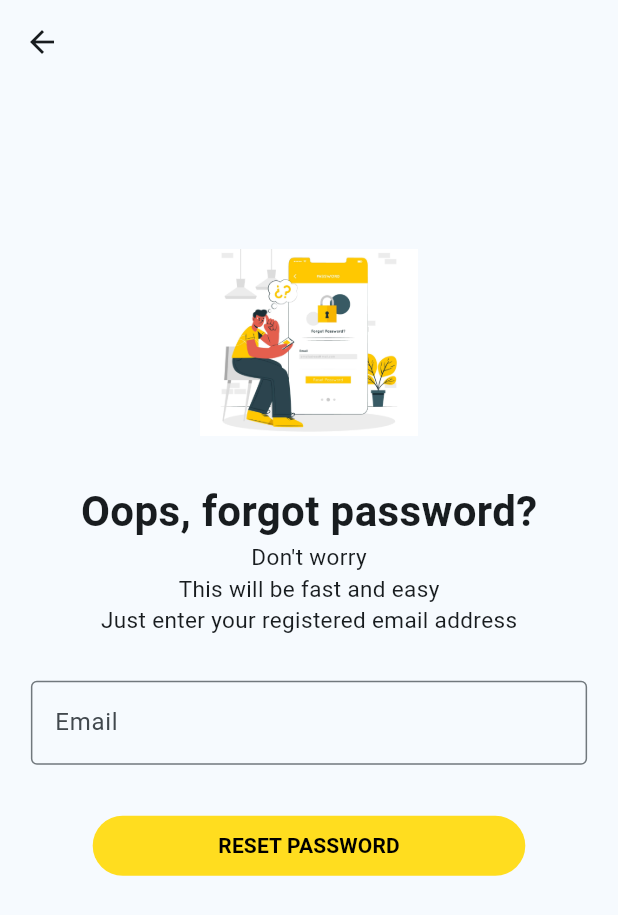
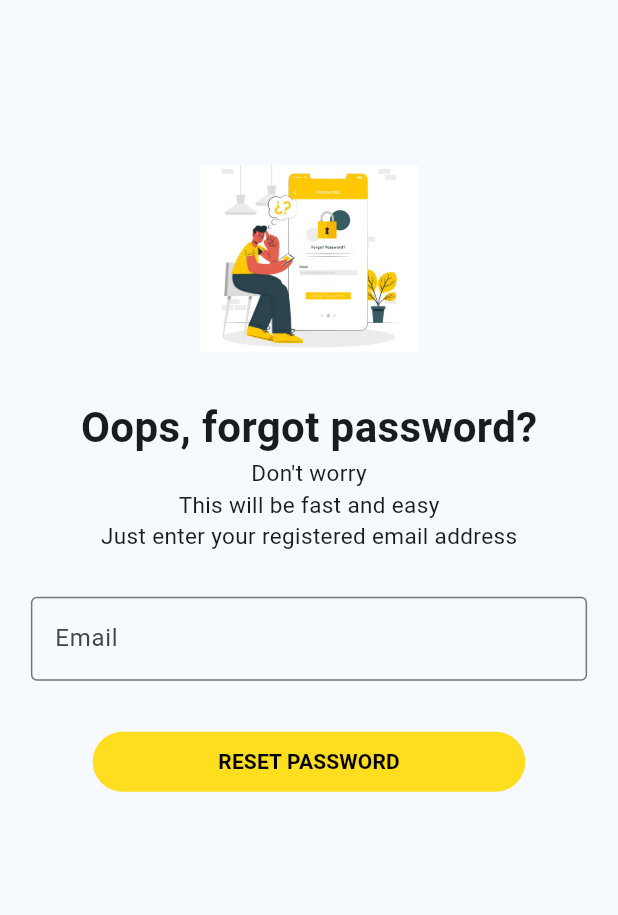
Before and after one commit to H-Munene/zuri_clone, a Flutter app: the ForgotPasswordPage screen opened by its route, on a phone screen of 412 x 824 dp. Shown: the top 915 px of the screen. Run offline on Flutter 3.47's test engine with Material 3 defaults, Android fonts, the light colour scheme and no system bars; our stand-ins replace intl_phone_field.

Commit message:
Revert "refactor: clear comments in main, automaticallyImply Leading in forgot password page"
This reverts commit bf2ef18d1e1504be560847237fad8448584e38c4.

fix: revert merge

```diff
--- a/lib/auth/forgotpass.dart
+++ b/lib/auth/forgotpass.dart
@@ -18,9 +18,6 @@ class _ForgotPasswordPageState extends State<ForgotPasswordPage> {
   @override
   Widget build(BuildContext context) {
     return Scaffold(
-      appBar: AppBar(
-        automaticallyImplyLeading: true,
-      ),
       body: SafeArea(
           child: Center(
         child: Column(
```
Also changed, not shown: lib/main.dart (+17 -0 lines).
